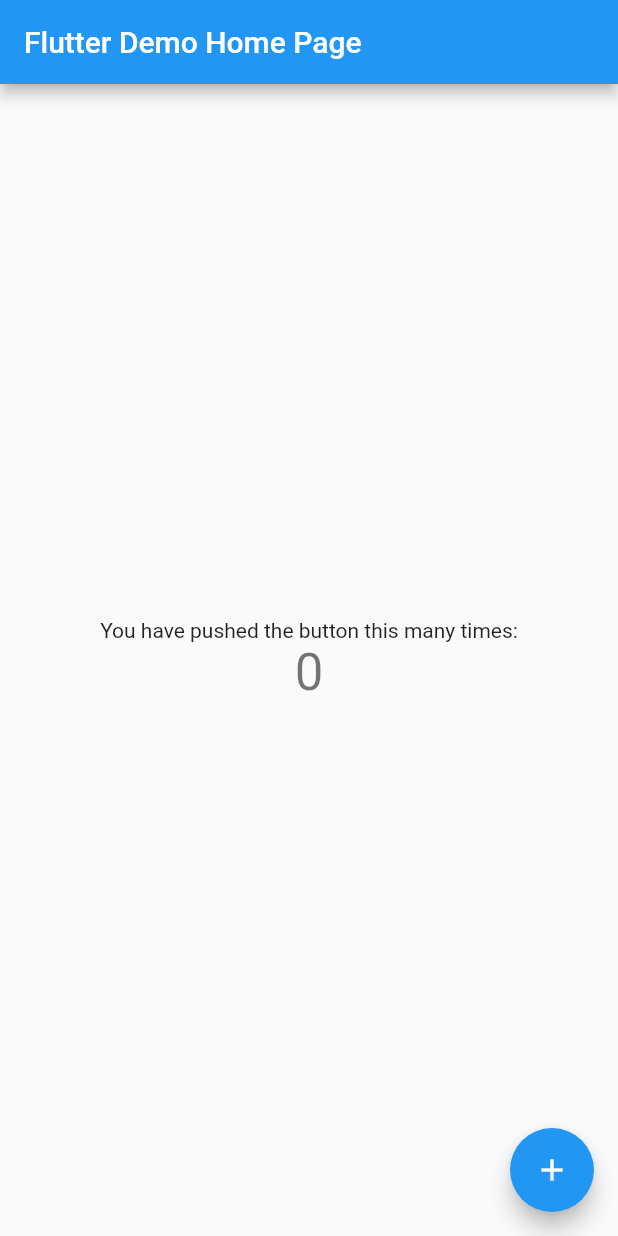
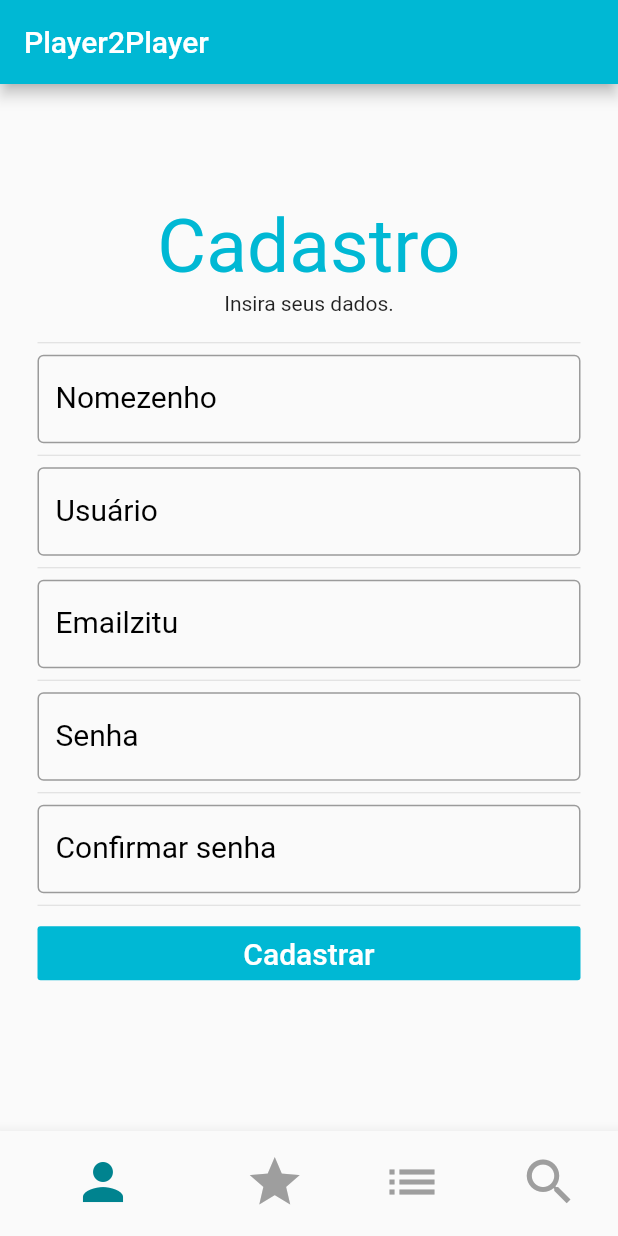
Before and after one commit to xLeticiaOliveira/P2P, a Flutter app: the screen it shows after launch, on a phone screen of 412 x 824 dp. Run offline on Flutter 3.47's test engine with Material 2 defaults, Android fonts, the phone set to English and light mode, and no system bars.

Commit message:
tela de registro

```diff
--- a/p2p/lib/main.dart
+++ b/p2p/lib/main.dart
@@ -1,111 +1,155 @@
 import 'package:flutter/material.dart';
 
-void main() => runApp(MyApp());
-
-class MyApp extends StatelessWidget {
-  // This widget is the root of your application.
-  @override
-  Widget build(BuildContext context) {
-    return MaterialApp(
-      title: 'Flutter Demo',
-      theme: ThemeData(
-        // This is the theme of your application.
-        //
-        // Try running your application with "flutter run". You'll see the
-        // application has a blue toolbar. Then, without quitting the app, try
-        // changing the primarySwatch below to Colors.green and then invoke
-        // "hot reload" (press "r" in the console where you ran "flutter run",
-        // or simply save your changes to "hot reload" in a Flutter IDE).
-        // Notice that the counter didn't reset back to zero; the application
-        // is not restarted.
-        primarySwatch: Colors.blue,
-      ),
-      home: MyHomePage(title: 'Flutter Demo Home Page'),
-    );
-  }
+void main() {
+  runApp(new MaterialApp(home: new Layout()));
 }
 
-class MyHomePage extends StatefulWidget {
-  MyHomePage({Key key, this.title}) : super(key: key);
-
-  // This widget is the home page of your application. It is stateful, meaning
-  // that it has a State object (defined below) that contains fields that affect
-  // how it looks.
-
-  // This class is the configuration for the state. It holds the values (in this
-  // case the title) provided by the parent (in this case the App widget) and
-  // used by the build method of the State. Fields in a Widget subclass are
-  // always marked "final".
-
-  final String title;
-
+class Layout extends StatefulWidget {
   @override
-  _MyHomePageState createState() => _MyHomePageState();
+  _LayoutState createState() => _LayoutState();
 }
 
-class _MyHomePageState extends State<MyHomePage> {
-  int _counter = 0;
+class _LayoutState extends State<Layout> {
+  int _selectedIndex = 0;
+  static const TextStyle optionStyle =
+      TextStyle(fontSize: 30, fontWeight: FontWeight.bold);
+  static List<Widget> _widgetOptions = <Widget>[
+    Profile(),
+    Text(
+      'Descobrir',
+      style: optionStyle,
+    ),
+    Text(
+      'Conversas',
+      style: optionStyle,
+    ),
+    Text(
+      'Pesquisar',
+      style: optionStyle,
+    ),
+  ];
 
-  void _incrementCounter() {
+  void _onItemTapped(int index) {
     setState(() {
-      // This call to setState tells the Flutter framework that something has
-      // changed in this State, which causes it to rerun the build method below
-      // so that the display can reflect the updated values. If we changed
-      // _counter without calling setState(), then the build method would not be
-      // called again, and so nothing would appear to happen.
-      _counter++;
+      _selectedIndex = index;
     });
   }
 
   @override
   Widget build(BuildContext context) {
-    // This method is rerun every time setState is called, for instance as done
-    // by the _incrementCounter method above.
-    //
-    // The Flutter framework has been optimized to make rerunning build methods
-    // fast, so that you can just rebuild anything that needs updating rather
-    // than having to individually change instances of widgets.
     return Scaffold(
         appBar: AppBar(
-        // Here we take the value from the MyHomePage object that was created by
-        // the App.build method, and use it to set our appbar title.
-        title: Text(widget.title),
+          title: Text('Player2Player'),
+          backgroundColor: Colors.cyanAccent[700],
         ),
         body: Center(
-        // Center is a layout widget. It takes a single child and positions it
-        // in the middle of the parent.
+          child: _widgetOptions.elementAt(_selectedIndex),
+        ),
+        bottomNavigationBar: BottomNavigationBar(
+            items: const <BottomNavigationBarItem>[
+              BottomNavigationBarItem(
+                icon: Icon(Icons.person),
+                title: Text('Perfil'),
+              ),
+              BottomNavigationBarItem(
+                icon: Icon(Icons.star),
+                title: Text('Descobrir'),
+              ),
+              BottomNavigationBarItem(
+                icon: Icon(Icons.list),
+                title: Text('Conversas'),
+              ),
+              BottomNavigationBarItem(
+                icon: Icon(Icons.search),
+                title: Text('Buscar'),
+              ),
+            ],
+            currentIndex: _selectedIndex,
+            selectedItemColor: Colors.cyan[800],
+            iconSize: 40,
+            unselectedItemColor: Colors.grey,
+            showSelectedLabels: false,
+            onTap: _onItemTapped));
+  }
+}
+
+class Profile extends StatefulWidget {
+  @override
+  _ProfileState createState() => _ProfileState();
+}
+
+class _ProfileState extends State<Profile> {
+  @override
+  Widget build(BuildContext context) {
+    return SingleChildScrollView(
+      padding: EdgeInsets.fromLTRB(25, 10, 25, 25),
       child: Column(
-          // Column is also a layout widget. It takes a list of children and
-          // arranges them vertically. By default, it sizes itself to fit its
-          // children horizontally, and tries to be as tall as its parent.
-          //
-          // Invoke "debug painting" (press "p" in the console, choose the
-          // "Toggle Debug Paint" action from the Flutter Inspector in Android
-          // Studio, or the "Toggle Debug Paint" command in Visual Studio Code)
-          // to see the wireframe for each widget.
-          //
-          // Column has various properties to control how it sizes itself and
-          // how it positions its children. Here we use mainAxisAlignment to
-          // center the children vertically; the main axis here is the vertical
-          // axis because Columns are vertical (the cross axis would be
-          // horizontal).
-          mainAxisAlignment: MainAxisAlignment.center,
+        crossAxisAlignment: CrossAxisAlignment.stretch,
         children: <Widget>[
-            Text(
-              'You have pushed the button this many times:',
-            ),
-            Text(
-              '$_counter',
-              style: Theme.of(context).textTheme.display1,
-            ),
+          Padding(
+            padding: EdgeInsets.only(bottom: 10),
+            child: Column(
+              children: <Widget>[
+                Text('Cadastro',
+                    style:
+                        TextStyle(color: Colors.cyanAccent[700], fontSize: 50)),
+                Text('Insira seus dados.'),
               ],
             ),
           ),
-      floatingActionButton: FloatingActionButton(
-        onPressed: _incrementCounter,
-        tooltip: 'Increment',
-        child: Icon(Icons.add),
-      ), // This trailing comma makes auto-formatting nicer for build methods.
+          Divider(),
+          TextField(
+            decoration: InputDecoration(
+              labelText: "Nomezenho",
+              labelStyle: TextStyle(fontSize: 20, color: Colors.black),
+              border: OutlineInputBorder(),
+            ),
+          ),
+          Divider(),
+          TextField(
+            decoration: InputDecoration(
+              labelText: "Usuário",
+              labelStyle: TextStyle(fontSize: 20, color: Colors.black),
+              border: OutlineInputBorder(),
+            ),
+          ),
+          Divider(),
+          TextField(
+            decoration: InputDecoration(
+              labelText: "Emailzitu",
+              labelStyle: TextStyle(fontSize: 20, color: Colors.black),
+              border: OutlineInputBorder(),
+            ),
+          ),
+          Divider(),
+          TextField(
+            obscureText: true,
+            decoration: InputDecoration(
+              labelText: "Senha",
+              labelStyle: TextStyle(fontSize: 20, color: Colors.black),
+              border: OutlineInputBorder(),
+            ),
+          ),
+          Divider(),
+          TextField(
+            obscureText: true,
+            decoration: InputDecoration(
+              labelText: "Confirmar senha",
+              labelStyle: TextStyle(fontSize: 20, color: Colors.black),
+              border: OutlineInputBorder(),
+            ),
+          ),
+          Divider(),
+          FlatButton(
+            onPressed: () {},
+            color: Colors.cyanAccent[700],
+            child: Text(
+              "Cadastrar",
+              style: TextStyle(color: Colors.white, fontSize: 20),
+            ),
+          )
+        ],
+      ),
     );
   }
 }
```
Lines whose indentation alone changed are shown as unchanged.
